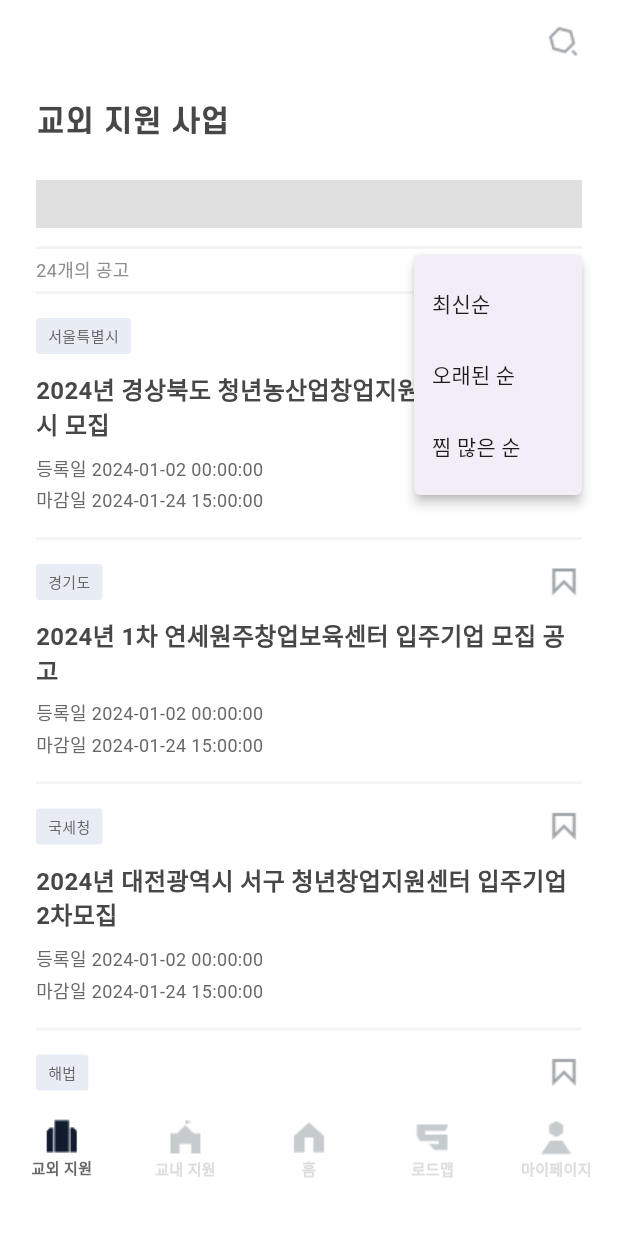
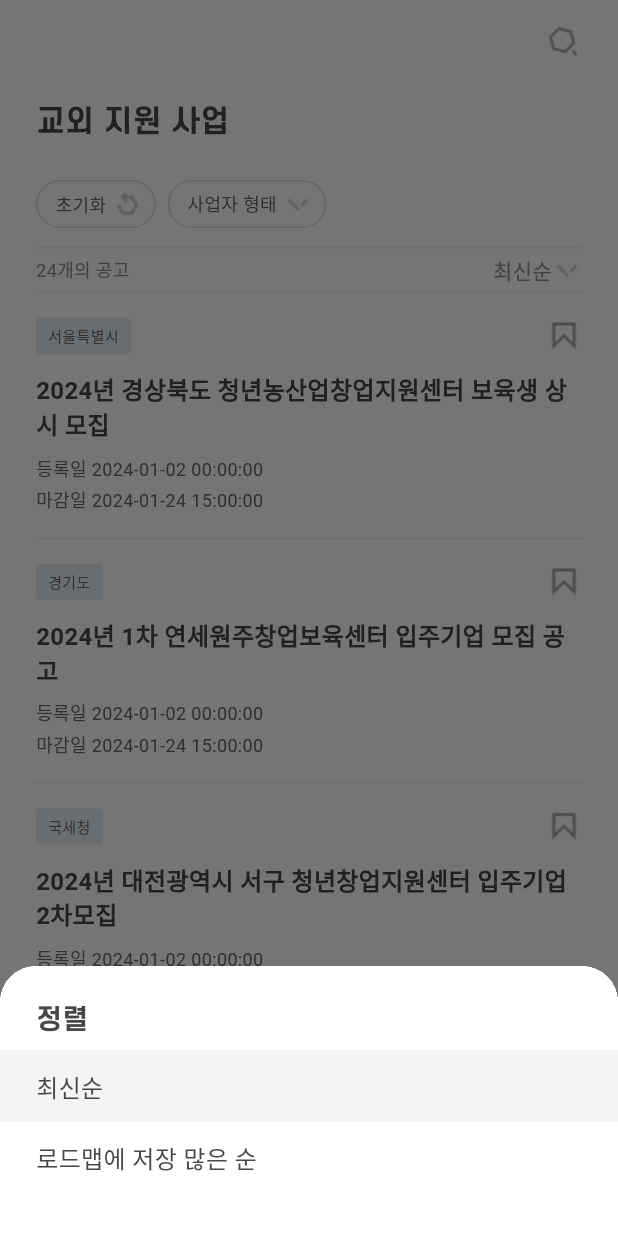
Before and after one commit to LeeYuChul/Synapse_StartingBlock, a Flutter app: the screen it shows after launch, after a tap on "최신순", on a phone screen of 412 x 824 dp. Run offline on Flutter 3.47's test engine with Material 3 defaults, Android fonts, the phone set to English and light mode, and no system bars; our stand-ins replace shared_preferences, webview_flutter; Roboto replaces fonts that are missing (pretendard).

Commit message:
0105칩스 상태관리

```diff
--- a/lib/constants/icon_table.dart
+++ b/lib/constants/icon_table.dart
@@ -19,6 +19,9 @@ class AppImages {
 
   // Size 24 Icons
   static AssetImage get back => const AssetImage('assets/icon/24/back.png');
+  static AssetImage get back_white =>
+      const AssetImage('assets/icon/24/back_white.png');
+
   static AssetImage get bookmark_actived =>
       const AssetImage('assets/icon/24/bookmark_actived.png');
   static AssetImage get bookmark_inactived =>
--- /dev/null
+++ b/lib/constants/widgets/bottomsheet/bottomsheet_list.dart
@@ -0,0 +1,38 @@
+// ignore_for_file: prefer_typing_uninitialized_variables
+
+import 'package:flutter/material.dart';
+import 'package:starting_block/constants/constants.dart';
+
+class BottomSheetList extends StatelessWidget {
+  final String thisText;
+  final thisColor, thisTapAction;
+
+  const BottomSheetList({
+    super.key,
+    required this.thisText,
+    required this.thisColor,
+    required this.thisTapAction,
+  });
+
+  @override
+  Widget build(BuildContext context) {
+    return GestureDetector(
+      behavior: HitTestBehavior.opaque,
+      onTap: thisTapAction,
+      child: Container(
+        height: 48,
+        color: thisColor, // null일 수 있는 색상 적용
+        child: Padding(
+          padding: const EdgeInsets.symmetric(horizontal: 24), // Padding 추가
+          child: Align(
+            alignment: Alignment.centerLeft,
+            child: Text(
+              thisText,
+              style: AppTextStyles.bd2.copyWith(color: AppColors.g6),
+            ),
+          ),
+        ),
+      ),
+    );
+  }
+}
--- /dev/null
+++ b/lib/constants/widgets/bottomsheet/sorting_sheet.dart
@@ -0,0 +1,67 @@
+// ignore_for_file: library_private_types_in_public_api
+
+import 'package:flutter/material.dart';
+import 'package:starting_block/constants/constants.dart';
+
+const sortlist = [
+  "최신순",
+  "로드맵에 저장 많은 순",
+];
+
+class SotringSheet extends StatefulWidget {
+  const SotringSheet({super.key});
+
+  @override
+  _SortingSheetState createState() => _SortingSheetState();
+}
+
+class _SortingSheetState extends State<SotringSheet> {
+  String selectedSortValue = "최신순"; // 선택된 사업자 형태를 저장하는 변수
+
+  void _onSortingSelected(String sortvalue) {
+    setState(() {
+      selectedSortValue = sortvalue;
+    });
+    // 필요한 경우 선택된 사업자 형태를 사용하여 다른 작업을 수행
+  }
+
+  @override
+  Widget build(BuildContext context) {
+    return Container(
+      color: AppColors.white,
+      height: 180,
+      width: MediaQuery.of(context).size.width,
+      child: Column(
+        crossAxisAlignment: CrossAxisAlignment.start,
+        children: [
+          Gaps.v24,
+          Row(
+            children: [
+              Gaps.h24,
+              Text(
+                '정렬',
+                style: AppTextStyles.st2.copyWith(color: AppColors.g6),
+              ),
+            ],
+          ),
+          Gaps.v8,
+          Expanded(
+            child: ListView.builder(
+              itemCount: sortlist.length,
+              itemBuilder: (context, index) {
+                String sortvalue = sortlist[index];
+                return BottomSheetList(
+                  thisText: sortvalue,
+                  thisColor:
+                      selectedSortValue == sortvalue ? AppColors.g1 : null,
+                  thisTapAction: () => _onSortingSelected(sortvalue),
+                );
+              },
+            ),
+          ),
+          Gaps.v24,
+        ],
+      ),
+    );
+  }
+}
--- a/lib/constants/widgets/inputchips_component.dart
+++ b/lib/constants/widgets/inputchips_component.dart
@@ -87,3 +87,42 @@ class InputChupsSharp extends StatelessWidget {
     );
   }
 }
+
+class InputChipsCustom extends StatelessWidget {
+  final String text;
+  final chipTap, thisIcon;
+
+  const InputChipsCustom({
+    super.key,
+    required this.text,
+    required this.thisIcon,
+    this.chipTap,
+  });
+
+  @override
+  Widget build(BuildContext context) {
+    return Container(
+      height: 32,
+      decoration: BoxDecoration(
+        borderRadius: BorderRadius.circular(46),
+        border: Border.all(color: AppColors.g3, width: 1),
+      ),
+      child: Row(
+        mainAxisSize: MainAxisSize.min,
+        crossAxisAlignment: CrossAxisAlignment.center,
+        children: [
+          Gaps.h12,
+          Text(
+            text,
+            style: AppTextStyles.btn2.copyWith(
+              color: AppColors.g5,
+            ),
+          ),
+          Gaps.h4,
+          Image(image: thisIcon),
+          Gaps.h8,
+        ],
+      ),
+    );
+  }
+}
--- a/lib/constants/widgets/topappbar_component.dart
+++ b/lib/constants/widgets/topappbar_component.dart
@@ -1,4 +1,4 @@
-// ignore_for_file: prefer_typing_uninitialized_variables
+// ignore_for_file: prefer_typing_uninitialized_variables, use_build_context_synchronously
 
 import 'package:flutter/material.dart';
 import 'package:starting_block/constants/constants.dart';
@@ -133,7 +133,7 @@ class SearchFiledAppBar extends StatelessWidget implements PreferredSizeWidget {
     Navigator.push(
       context,
       MaterialPageRoute(
-        builder: (context) => OffCampusSearchResult(searchQuery: query),
+        builder: (context) => OffCampusSearchResult(searchWord: query),
       ),
     );
   }
--- a/lib/screen/manage/theme_manage.dart
+++ b/lib/screen/manage/theme_manage.dart
@@ -37,6 +37,16 @@ class ThemeManage {
         color: AppColors.white,
         height: 72 + 15, //72는 바텀시트의 높이, 15는 그라데이션 영역
       ),
+      bottomSheetTheme: const BottomSheetThemeData(
+        elevation: 0,
+        backgroundColor: AppColors.white, // 배경색 설정
+        shape: RoundedRectangleBorder(
+          borderRadius: BorderRadius.vertical(
+            top: Radius.circular(24),
+          ),
+        ),
+        clipBehavior: Clip.hardEdge,
+      ),
     );
   }
 }
--- a/lib/screen/off_campus_screen/offcampus_home.dart
+++ b/lib/screen/off_campus_screen/offcampus_home.dart
@@ -1,5 +1,6 @@
 import 'package:flutter/material.dart';
 import 'package:starting_block/constants/constants.dart';
+import 'package:starting_block/constants/widgets/bottomsheet/sorting_sheet.dart';
 import 'package:starting_block/screen/manage/models/offcampus_model.dart';
 import 'dart:convert';
 import 'package:flutter/services.dart';
@@ -23,7 +24,40 @@ class OffCampusHome extends StatefulWidget {
 }
 
 class _OffCampusHomeState extends State<OffCampusHome> {
-  String dropdownValue = '최신순'; // 선택된 옵션을 저장하는 변수
+  String selectedEntrepreneur = "전체";
+  String entrepreneurChipText = "사업자 형태";
+
+  void _onEntrePreneurBottom(BuildContext context) async {
+    final result = await showModalBottomSheet<String>(
+      context: context,
+      isScrollControlled: true,
+      builder: (context) {
+        return EnterpreneurSheet(
+          selectedEntrepreneur: selectedEntrepreneur,
+          onEntrepreneurSelected: (selected) {
+            Navigator.pop(context, selected);
+          },
+        );
+      },
+    );
+
+    if (result != null) {
+      setState(() {
+        selectedEntrepreneur = result;
+        entrepreneurChipText = result != "전체" ? result : "사업자 형태";
+      });
+    }
+  }
+
+  void _onSortBottom(BuildContext context) async {
+    await showModalBottomSheet(
+      context: context,
+      isScrollControlled: true,
+      builder: (context) {
+        return const SotringSheet();
+      },
+    );
+  }
 
   @override
   Widget build(BuildContext context) {
@@ -40,9 +74,24 @@ class _OffCampusHomeState extends State<OffCampusHome> {
             Text('교외 지원 사업',
                 style: AppTextStyles.st1.copyWith(color: AppColors.g6)),
             Gaps.v24,
-            Container(
-              height: 32, //변경필요
-              color: AppColors.g2,
+            SingleChildScrollView(
+              scrollDirection: Axis.horizontal,
+              child: Row(
+                children: [
+                  InputChipsCustom(
+                    text: '초기화',
+                    thisIcon: AppImages.re,
+                  ),
+                  Gaps.h8,
+                  GestureDetector(
+                    onTap: () => _onEntrePreneurBottom(context),
+                    child: InputChipsCustom(
+                      text: entrepreneurChipText,
+                      thisIcon: AppImages.down,
+                    ),
+                  ),
+                ],
+              ),
             ),
             Gaps.v12,
             Container(
@@ -61,33 +110,13 @@ class _OffCampusHomeState extends State<OffCampusHome> {
                     style: AppTextStyles.bd6.copyWith(color: AppColors.g4),
                   ),
                   const Spacer(), // 왼쪽 텍스트와 오른쪽 버튼 사이의 공간을 만듦
-                  PopupMenuButton<String>(
-                    onSelected: (String value) {
-                      setState(() {
-                        dropdownValue = value; // 사용자가 선택한 값을 저장
-                      });
-                    },
-                    itemBuilder: (BuildContext context) {
-                      return [
-                        const PopupMenuItem(
-                          value: '최신순',
-                          child: Text('최신순'),
-                        ),
-                        const PopupMenuItem(
-                          value: '오래된 순',
-                          child: Text('오래된 순'),
-                        ),
-                        const PopupMenuItem(
-                          value: '찜 많은 순',
-                          child: Text('찜 많은 순'),
-                        ),
-                      ];
-                    },
+                  GestureDetector(
+                    onTap: () => _onSortBottom(context),
                     child: Row(
                       children: [
-                        Text(
-                          dropdownValue,
-                          style: const TextStyle(
+                        const Text(
+                          '최신순',
+                          style: TextStyle(
                               fontFamily: 'pretendard',
                               fontSize: 14,
                               color: AppColors.g4),
--- a/lib/screen/off_campus_screen/offcampus_search.dart
+++ b/lib/screen/off_campus_screen/offcampus_search.dart
@@ -2,7 +2,6 @@ import 'package:flutter/material.dart';
 import 'package:starting_block/constants/constants.dart';
 import 'package:starting_block/screen/manage/recentsearch_manage.dart';
 import 'package:starting_block/screen/manage/screen_manage.dart';
-import 'package:shared_preferences/shared_preferences.dart';
 
 const interests = [
   "Daily Life",
@@ -60,7 +59,7 @@ class _OffCampusSearchState extends State<OffCampusSearch> {
     final bool? isUpdated = await Navigator.push(
       context,
       MaterialPageRoute(
-        builder: (context) => OffCampusSearchResult(searchQuery: query),
+        builder: (context) => OffCampusSearchResult(searchWord: query),
       ),
     );
 
```
Also changed, not shown: lib/constants/constants.dart (+8 -0 lines), lib/constants/widgets/bottomsheet/entrepreneur_sheet.dart (added, +87 -0 lines), lib/constants/widgets/bottomsheet/residence_sheet.dart (added, +83 -0 lines), lib/constants/widgets/bottomsheet/supporttype_sheet.dart (added, +74 -0 lines), lib/screen/off_campus_screen/offcampus_searchresult.dart (+7 -6 lines), lib/screen/webview_screen/intergrate_webview.dart (+28 -5 lines), assets/icon/24/back_white.png (added).
